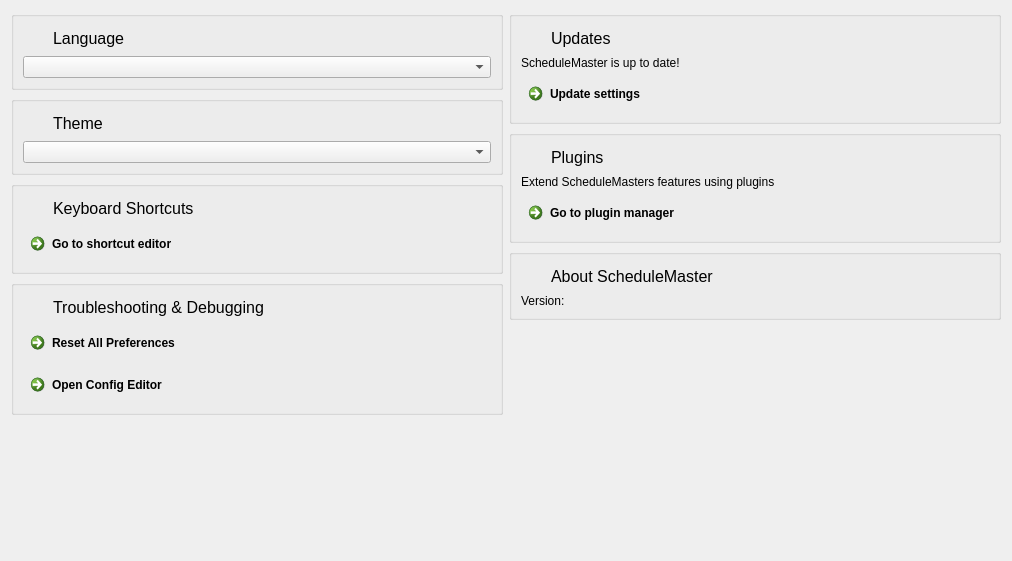
First picture: the form in Widgets/DlgPreferencesPages/WdgPreferencesPageHome.ui, repository ma7t3/ScheduleMaster, before the edit.
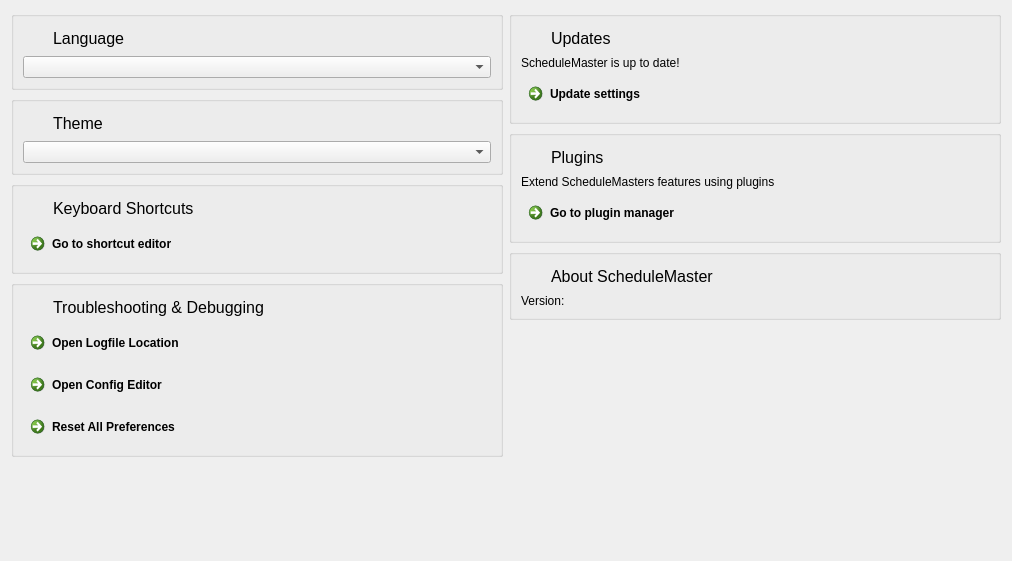
Second picture: the form after the edit. Icons and pictures are not drawn.

Commit message: Update open logfile location

```diff
--- a/Widgets/DlgPreferencesPages/WdgPreferencesPageHome.ui
+++ b/Widgets/DlgPreferencesPages/WdgPreferencesPageHome.ui
@@ -227,9 +227,9 @@
          </layout>
         </item>
         <item>
-         <widget class="QCommandLinkButton" name="clbResetAllPreferences">
+         <widget class="QCommandLinkButton" name="clbOpenLogfileLocation">
           <property name="text">
-           <string>Reset All Preferences</string>
+           <string>Open Logfile Location</string>
           </property>
          </widget>
         </item>
@@ -240,6 +240,13 @@
           </property>
          </widget>
         </item>
+        <item>
+         <widget class="QCommandLinkButton" name="clbResetAllPreferences">
+          <property name="text">
+           <string>Reset All Preferences</string>
+          </property>
+         </widget>
+        </item>
        </layout>
       </widget>
      </item>
```
The commit also changes 8 other files.
